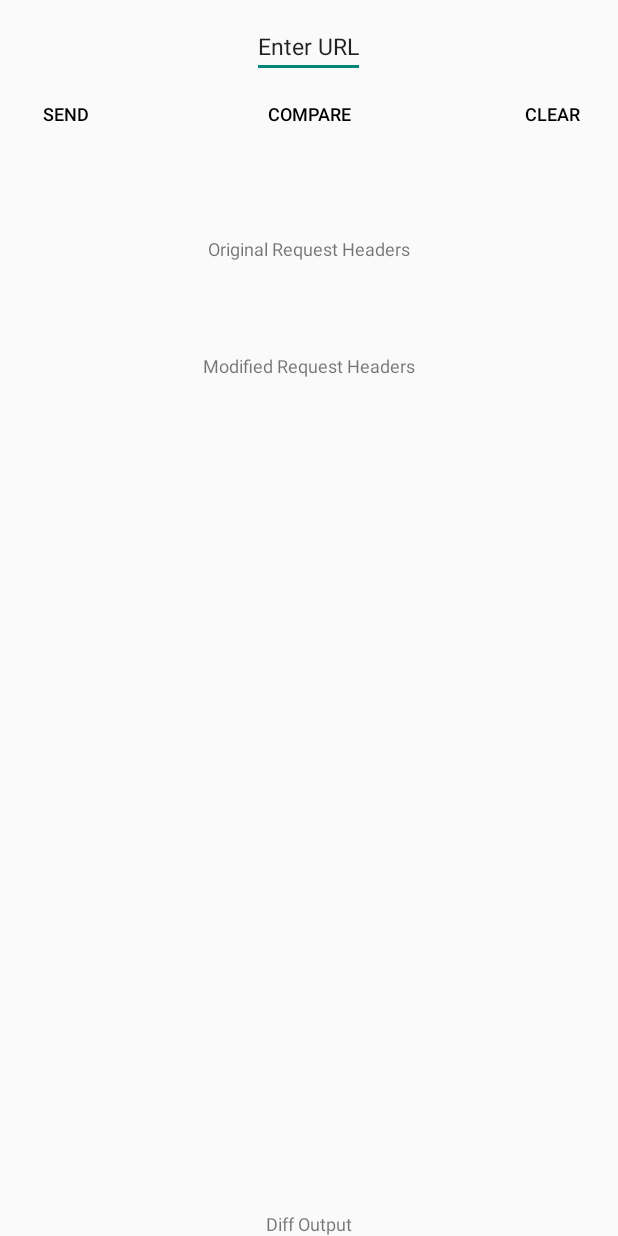
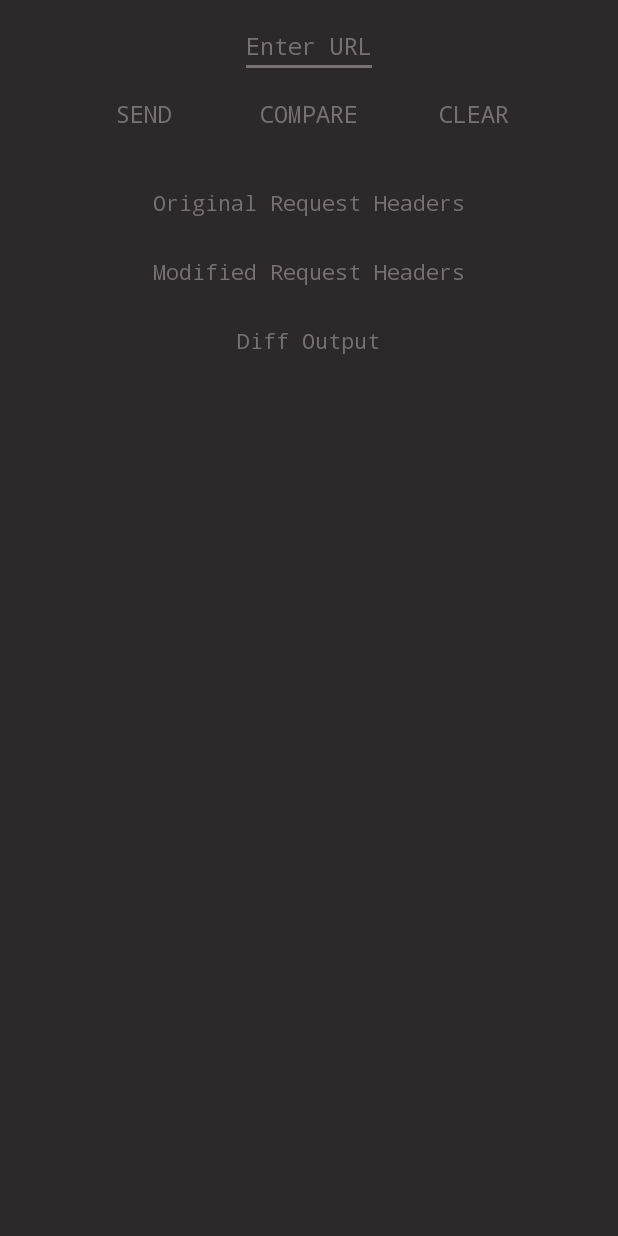
Before and after one commit to minniek/Tagged_v2, an Android app: the layout activity_main.xml on its own in the app's theme, with its tools: preview values and no code run, on a phone screen of 412 x 824 dp. Run offline under Robolectric (Android 15) with nearby library versions, the phone set to English and light mode, and no system bars.

Commit message:
edited diff, changed implementation of addRequestProperty(), added styling, cleaned up comments, etc.

```diff
--- a/app/src/main/AndroidManifest.xml
+++ b/app/src/main/AndroidManifest.xml
@@ -9,13 +9,12 @@
         android:allowBackup="true"
         android:icon="@drawable/ic_launcher"
         android:label="@string/app_name"
-        android:theme="@style/AppTheme" >
+        android:theme="@style/AppTheme">
         <activity
             android:name=".MainActivity"
-            android:label="@string/app_name" >
+            android:screenOrientation="portrait">
             <intent-filter>
                 <action android:name="android.intent.action.MAIN" />
-
                 <category android:name="android.intent.category.LAUNCHER" />
             </intent-filter>
         </activity>
--- a/app/src/main/res/drawable/custom_button.xml
+++ b/app/src/main/res/drawable/custom_button.xml
@@ -1,7 +1,7 @@
 <?xml version="1.0" encoding="utf-8"?>
 <selector xmlns:android="http://schemas.android.com/apk/res/android">
-    <item android:state_focused="true" android:state_pressed="false" android:color="#000000" />
-    <item android:state_focused="true" android:state_pressed="true" android:color="#00ff00" />
-    <item android:state_focused="false" android:state_pressed="true" android:color="#00ff00" />
-    <item android:color="#000000" />
+    <item android:state_focused="true" android:state_pressed="false" android:color="@color/medGray" />
+    <item android:state_focused="true" android:state_pressed="true" android:color="@color/sunshine" />
+    <item android:state_focused="false" android:state_pressed="true" android:color="@color/sunshine" />
+    <item android:color="@color/medGray" />
 </selector>
--- a/app/src/main/res/layout/activity_main.xml
+++ b/app/src/main/res/layout/activity_main.xml
@@ -2,19 +2,22 @@
     xmlns:tools="http://schemas.android.com/tools"
     android:layout_width="match_parent"
     android:layout_height="match_parent"
-    tools:context="com.example.tagged_v1.MainActivity" >
-
+    android:background="@color/darkGray"
+    tools:context="com.example.tagged_v1.MainActivity">
     <Button
         android:id="@+id/clear_btn"
         android:layout_width="wrap_content"
         android:layout_height="wrap_content"
         android:background="@android:color/transparent"
         android:textColor="@drawable/custom_button"
-        android:textSize="12sp"
+        android:textSize="15sp"
         android:text="@string/button_clear"
-        android:layout_alignTop="@+id/compare_btn"
-        android:layout_alignParentRight="true"
-        android:layout_alignParentEnd="true" />
+        android:fontFamily="monospace"
+        android:layout_above="@+id/origHeadersRow"
+        android:layout_toRightOf="@+id/compare_btn"
+        android:layout_toEndOf="@+id/compare_btn"
+        android:layout_marginLeft="22dp"
+        android:layout_marginStart="22dp" />
 
     <Button
         android:id="@+id/send_btn"
@@ -22,11 +25,14 @@
         android:layout_height="wrap_content"
         android:background="@android:color/transparent"
         android:text="@string/button_send"
+        android:fontFamily="monospace"
         android:textColor="@drawable/custom_button"
-        android:textSize="12sp"
-        android:layout_alignTop="@+id/compare_btn"
-        android:layout_alignParentLeft="true"
-        android:layout_alignParentStart="true" />
+        android:textSize="15sp"
+        android:layout_above="@+id/origHeadersRow"
+        android:layout_toLeftOf="@+id/compare_btn"
+        android:layout_toStartOf="@+id/compare_btn"
+        android:layout_marginRight="22dp"
+        android:layout_marginEnd="22dp" />
 
     <Button
         android:id="@+id/compare_btn"
@@ -34,50 +40,104 @@
         android:layout_height="wrap_content"
         android:background="@android:color/transparent"
         android:textColor="@drawable/custom_button"
-        android:textSize="12sp"
-        android:text="Compare"
+        android:textSize="15sp"
+        android:fontFamily="monospace"
         android:layout_below="@+id/url_editText"
-        android:layout_centerHorizontal="true" />
+        android:layout_centerHorizontal="true"
+        android:text="@string/button_compare" />
 
     <EditText
         android:id="@+id/url_editText"
         android:layout_width="wrap_content"
         android:layout_height="wrap_content"
         android:layout_marginTop="10dp"
+        android:textColor="@color/medGray"
+        android:fontFamily="monospace"
         android:layout_centerHorizontal="true"
         android:inputType="textUri"
         android:text="@string/editText_msg"
         android:textSize="15sp" />
 
+    <TableLayout
+        android:id="@+id/origHeadersRow"
+        android:layout_height="wrap_content" android:layout_width="wrap_content"
+        android:layout_marginTop="25dp"
+        android:layout_below="@+id/compare_btn"
+        android:layout_centerHorizontal="true">
+        <TableRow
+            android:id="@+id/tableRow1"
+            android:layout_height="wrap_content"
+            android:layout_width="wrap_content">
+            <TextView
+                android:id="@+id/origHeaderLabel"
+                android:text="@string/origHeaderLabel"
+                android:textSize="14sp"
+                android:layout_gravity="center"
+                android:textColor="@color/medGray"
+                android:fontFamily="monospace"/>
+            </TableRow>
+        <TableRow
+            android:layout_height="wrap_content"
+            android:layout_width="wrap_content"
+            android:paddingBottom="10sp">
             <TextView
                 android:id="@+id/reqHeadersOrig_textView"
                 android:layout_width="wrap_content"
                 android:layout_height="wrap_content"
-        android:layout_marginTop="57dp"
                 android:textSize="12sp"
-        android:gravity="left"
-        android:layout_below="@+id/compare_btn"
-        android:layout_centerHorizontal="true"
-        android:text="Original Request Headers"/>
-
+                android:fontFamily="monospace"
+                android:gravity="start"
+                android:textColor="@color/mint" />
+        </TableRow>
+        <TableRow
+            android:id="@+id/tableRow2"
+            android:layout_height="wrap_content"
+            android:layout_width="wrap_content">
+            <TextView
+                android:id="@+id/modHeaderLabel"
+                android:text="@string/modHeaderLabel"
+                android:textSize="14sp"
+                android:layout_gravity="center"
+                android:textColor="@color/medGray"
+                android:fontFamily="monospace"/>
+            </TableRow>
+        <TableRow
+            android:layout_height="wrap_content"
+            android:layout_width="wrap_content"
+            android:paddingBottom="10sp">
             <TextView
                 android:id="@+id/responseStr_textView"
                 android:layout_width="wrap_content"
                 android:layout_height="wrap_content"
-        android:gravity="left"
+                android:gravity="start"
                 android:textSize="12sp"
-        android:layout_marginTop="61dp"
-        android:layout_below="@+id/reqHeadersOrig_textView"
-        android:layout_centerHorizontal="true"
-        android:text="Modified Request Headers" />
-
+                android:fontFamily="monospace"
+                android:textColor="@color/orangesicle"/>
+        </TableRow>
+        <TableRow
+            android:id="@+id/tableRow3"
+            android:layout_height="wrap_content"
+            android:layout_width="wrap_content">
+            <TextView
+                android:id="@+id/diffHeaderLabel"
+                android:text="@string/diffHeaderLabel"
+                android:textSize="14sp"
+                android:layout_gravity="center"
+                android:textColor="@color/medGray"
+                android:fontFamily="monospace"/>
+        </TableRow>
+        <TableRow
+            android:layout_height="wrap_content"
+            android:layout_width="wrap_content"
+            android:paddingBottom="10sp">
             <TextView
                 android:id="@+id/diff_textView"
                 android:layout_width="wrap_content"
                 android:layout_height="wrap_content"
                 android:textSize="12sp"
-        android:gravity="left"
-        android:text="Diff Output"
-        android:layout_alignParentBottom="true"
-        android:layout_centerHorizontal="true" />
+                android:fontFamily="monospace"
+                android:textColor="@color/neonRed"
+                android:gravity="start" />
+        </TableRow>
+    </TableLayout>
 </RelativeLayout>
--- a/app/src/main/res/values/strings.xml
+++ b/app/src/main/res/values/strings.xml
@@ -4,5 +4,16 @@
     <string name="action_settings">Settings</string>
     <string name="button_send">Send</string>
     <string name="button_clear">Clear</string>
+    <string name="button_compare">Compare</string>
     <string name="editText_msg">Enter URL</string>
+    <string name="origHeaderLabel">"Original Request Headers"</string>
+    <string name="modHeaderLabel">"Modified Request Headers"</string>
+    <string name="diffHeaderLabel">"Diff Output"</string>
+    <color name="ink">#05061C</color>
+    <color name="neonRed">#FF3155</color>
+    <color name="medGray">#767172</color>
+    <color name="darkGray">#2B2929</color>
+    <color name="mint">#33EE88</color>
+    <color name="orangesicle">#FBBC5C</color>
+    <color name="sunshine">#FFFF66</color>
 </resources>
--- a/app/src/main/res/values/styles.xml
+++ b/app/src/main/res/values/styles.xml
@@ -3,6 +3,9 @@
     <!-- Base application theme. -->
     <style name="AppTheme" parent="Theme.AppCompat.Light.DarkActionBar">
         <!-- Customize your theme here. -->
+        <item name="colorControlNormal">@color/medGray</item>
+        <item name="colorControlActivated">@color/medGray</item>
+        <item name="colorControlHighlight">@color/medGray</item>
     </style>
 
 </resources>
```
Also changed, not shown: app/build.gradle (+3 -4 lines), app/src/main/java/com/example/minnie/tagged_v2/MainActivity.java (+70 -66 lines). Lines whose indentation alone changed are shown as unchanged.
